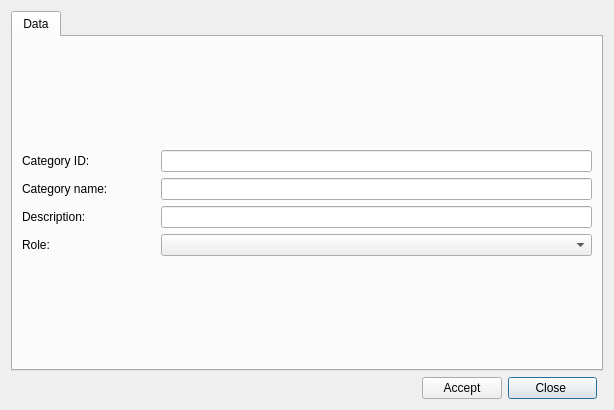
Above: core/ui/toolbars/utilities/create_style_group.ui from Giswater/giswater_qgis_plugin before the change. Below: the same form after it.
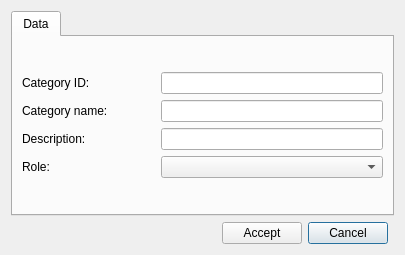
That is the form after the change.

Commit message: feat(style_manager): rename elements in .ui files, open dialogs with tools_gw, and translate both dialogs

Patch:
```diff
--- a/core/ui/toolbars/utilities/create_style_group.ui
+++ b/core/ui/toolbars/utilities/create_style_group.ui
@@ -6,8 +6,8 @@
    <rect>
     <x>0</x>
     <y>0</y>
-    <width>614</width>
-    <height>410</height>
+    <width>405</width>
+    <height>255</height>
    </rect>
   </property>
   <property name="windowTitle">
@@ -17,7 +17,7 @@
    <item row="1" column="2">
     <widget class="QPushButton" name="btn_cancel">
      <property name="text">
-      <string>       Close        </string>
+      <string>Cancel</string>
      </property>
     </widget>
    </item>
```
Left out of the diff: 17 changed lines with no effect on the pictures. The commit also changes 7 other files.
